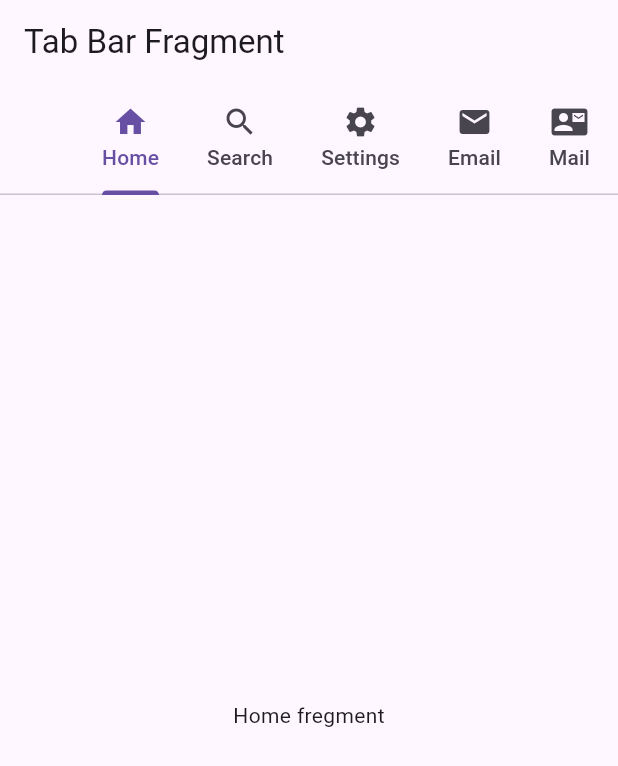
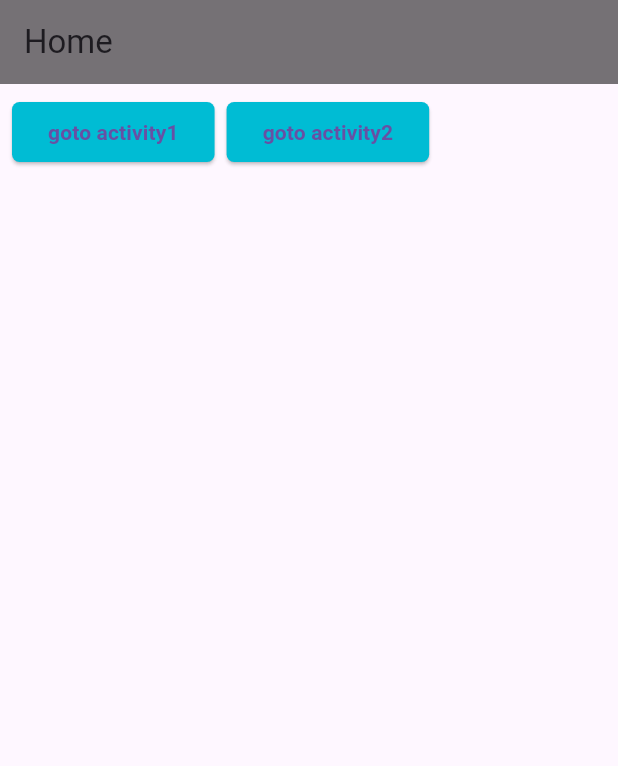
Before and after one commit to kamrulhasan04947/flutterwidget, a Flutter app: the screen it shows after launch, on a phone screen of 412 x 824 dp. Shown: the top 766 px of the screen. Run offline on Flutter 3.47's test engine with Material 3 defaults, Android fonts, the phone set to English and light mode, and no system bars.

```diff
--- a/lib/fregment/fregment.dart
+++ b/lib/fregment/fregment.dart
@@ -1,4 +1,4 @@
-import 'package:flutter/cupertino.dart';
+import 'package:flutter/material.dart';
 
 class CustomFregment extends StatelessWidget{
   const CustomFregment({super.key, required this.nameOfFregment});
@@ -9,5 +9,4 @@ class CustomFregment extends StatelessWidget{
       child:  Text(nameOfFregment),
     );
   }
-
 }
--- a/lib/main.dart
+++ b/lib/main.dart
@@ -1,4 +1,5 @@
 import 'package:flutter/material.dart';
+import 'package:flutterwidget/pages/homepage.dart';
 import 'package:flutterwidget/resourcess/center_column_text_Image.dart';
 import 'package:flutterwidget/resourcess/tabbar_fragment.dart';
 // import 'package:flutterwidget/resourcess/GridView_Gesture_dynamic.dart';
@@ -18,7 +19,7 @@ class MainApp extends StatelessWidget{
     return const MaterialApp(
       title: 'FlutterWidget',
       debugShowCheckedModeBanner: false,
-      home:  TabBarFragmentView(),
+      home: HomePage(),
     );
   }
 }
--- /dev/null
+++ b/lib/pages/homepage.dart
@@ -0,0 +1,71 @@
+
+import 'package:flutter/cupertino.dart';
+import 'package:flutter/material.dart';
+import 'package:flutter/widgets.dart';
+import 'package:flutterwidget/pages/activity1.dart';
+import 'package:flutterwidget/pages/activity2.dart';
+
+import 'customactivity.dart';
+
+class HomePage extends StatelessWidget {
+  const HomePage({super.key});
+
+  @override
+  Widget build(BuildContext context) {
+    return  Scaffold(
+      appBar: AppBar(
+        title: const Text('Home'),
+        backgroundColor: Colors.black54,
+      ),
+      body: Row(
+        mainAxisAlignment: MainAxisAlignment.start,
+        // crossAxisAlignment: CrossAxisAlignment.start,
+        children: [
+          Padding(
+            padding: const EdgeInsets.all(8),
+            child: ElevatedButton(
+                onPressed: (){
+                  Navigator.push(
+                      context,
+                      MaterialPageRoute(builder: (context)=> const CustomActivity(activityName: 'Activity1',)),
+                  );
+                },
+                style: ElevatedButton.styleFrom(
+                  backgroundColor: Colors.cyan,
+                  shape: const RoundedRectangleBorder(
+                    borderRadius: BorderRadius.all(Radius.circular(5)),
+                  )
+                ),
+                child: const Text(
+                  'goto activity1',
+                  style: TextStyle(
+                    fontWeight: FontWeight.bold,
+                  ),
+                ),
+            ),
+          ),
+          ElevatedButton(
+            onPressed: (){
+              Navigator.push(
+                context,
+                MaterialPageRoute(builder: (context)=> const CustomActivity(activityName: 'Activity2')),
+              );
+            },
+            style: ElevatedButton.styleFrom(
+                backgroundColor: Colors.cyan,
+                shape: const RoundedRectangleBorder(
+                  borderRadius: BorderRadius.all(Radius.circular(5)),
+                )
+            ),
+            child: const Text(
+              'goto activity2',
+              style: TextStyle(
+                fontWeight: FontWeight.bold,
+              ),
+            ),
+          )
+        ],
+      ),
+    );
+  }
+}
```
Also changed, not shown: lib/pages/activity1.dart (added, +61 -0 lines), lib/pages/activity2.dart (added, +61 -0 lines), lib/pages/customactivity.dart (added, +62 -0 lines).
